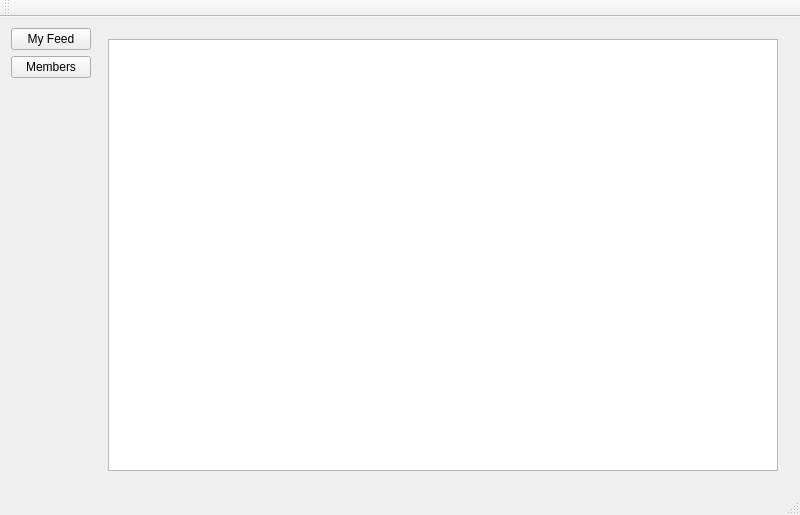
Qt form src/mainwindow.ui (ayanko/qammer) before a commit.
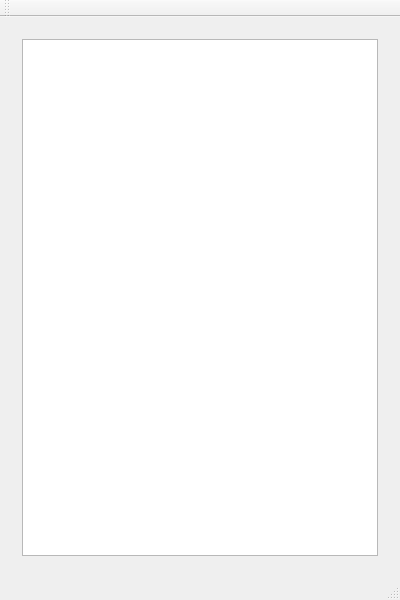
The same form after that commit. The open tabs and pages were chosen to show the change. Icons and pictures are not drawn.

The edit to the form file:
```diff
--- a/src/mainwindow.ui
+++ b/src/mainwindow.ui
@@ -6,8 +6,8 @@
    <rect>
     <x>0</x>
     <y>0</y>
-    <width>800</width>
-    <height>515</height>
+    <width>400</width>
+    <height>600</height>
    </rect>
   </property>
   <property name="sizePolicy">
@@ -34,7 +34,7 @@
   </property>
   <widget class="QWidget" name="centralWidget">
    <layout class="QGridLayout" name="gridLayout_2">
-    <item row="0" column="1">
+    <item row="0" column="0">
      <widget class="QStackedWidget" name="stackedWidget">
       <property name="currentIndex">
        <number>0</number>
@@ -60,12 +60,6 @@
        <layout class="QGridLayout" name="gridLayout">
         <item row="0" column="1">
          <widget class="QListWidget" name="listWidgetMessages">
-          <property name="minimumSize">
-           <size>
-            <width>500</width>
-            <height>0</height>
-           </size>
-          </property>
           <property name="verticalScrollMode">
            <enum>QAbstractItemView::ScrollPerPixel</enum>
           </property>
@@ -78,49 +72,6 @@
       </widget>
      </widget>
     </item>
-    <item row="0" column="0">
-     <layout class="QVBoxLayout" name="verticalLayout1">
-      <property name="sizeConstraint">
-       <enum>QLayout::SetDefaultConstraint</enum>
-      </property>
-      <item>
-       <widget class="QPushButton" name="pushButton">
-        <property name="text">
-         <string>My Feed</string>
-        </property>
-        <property name="checkable">
-         <bool>false</bool>
-        </property>
-        <property name="checked">
-         <bool>false</bool>
-        </property>
-       </widget>
-      </item>
-      <item>
-       <widget class="QPushButton" name="pushButton_2">
-        <property name="text">
-         <string>Members</string>
-        </property>
-        <property name="checkable">
-         <bool>true</bool>
-        </property>
-       </widget>
-      </item>
-      <item>
-       <spacer name="verticalSpacer_2">
-        <property name="orientation">
-         <enum>Qt::Vertical</enum>
-        </property>
-        <property name="sizeHint" stdset="0">
-         <size>
-          <width>20</width>
-          <height>40</height>
-         </size>
-        </property>
-       </spacer>
-      </item>
-     </layout>
-    </item>
    </layout>
   </widget>
   <widget class="QMenuBar" name="menuBar">
```
Left out of the diff: 4 changed lines with no effect on the pictures.
